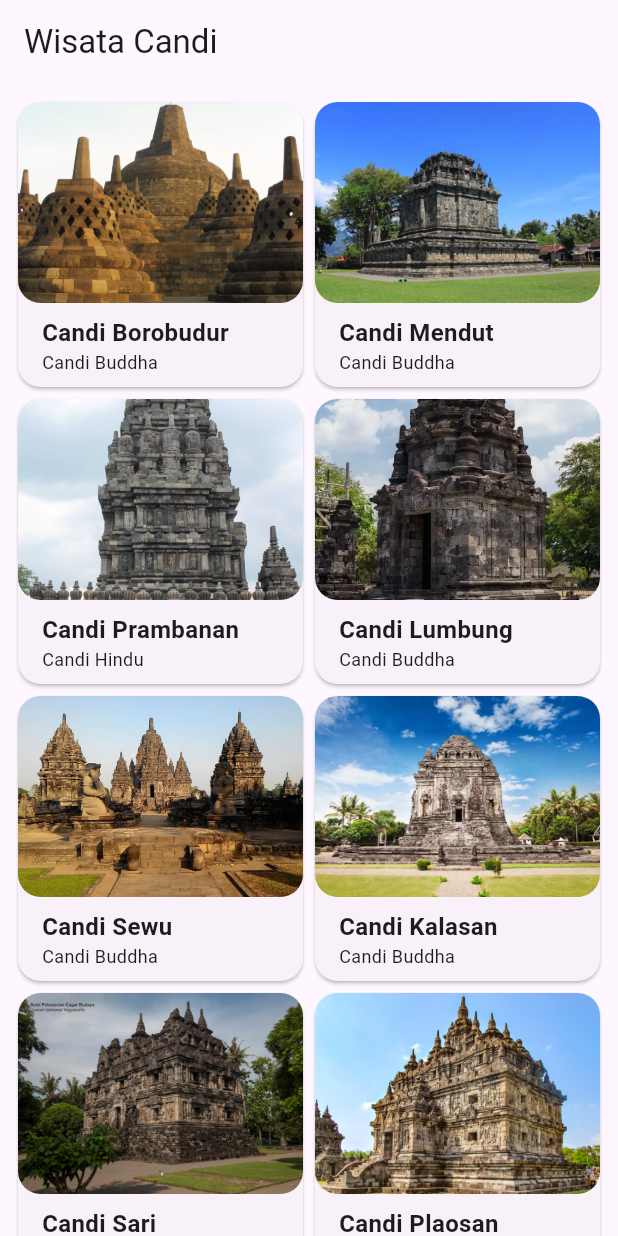
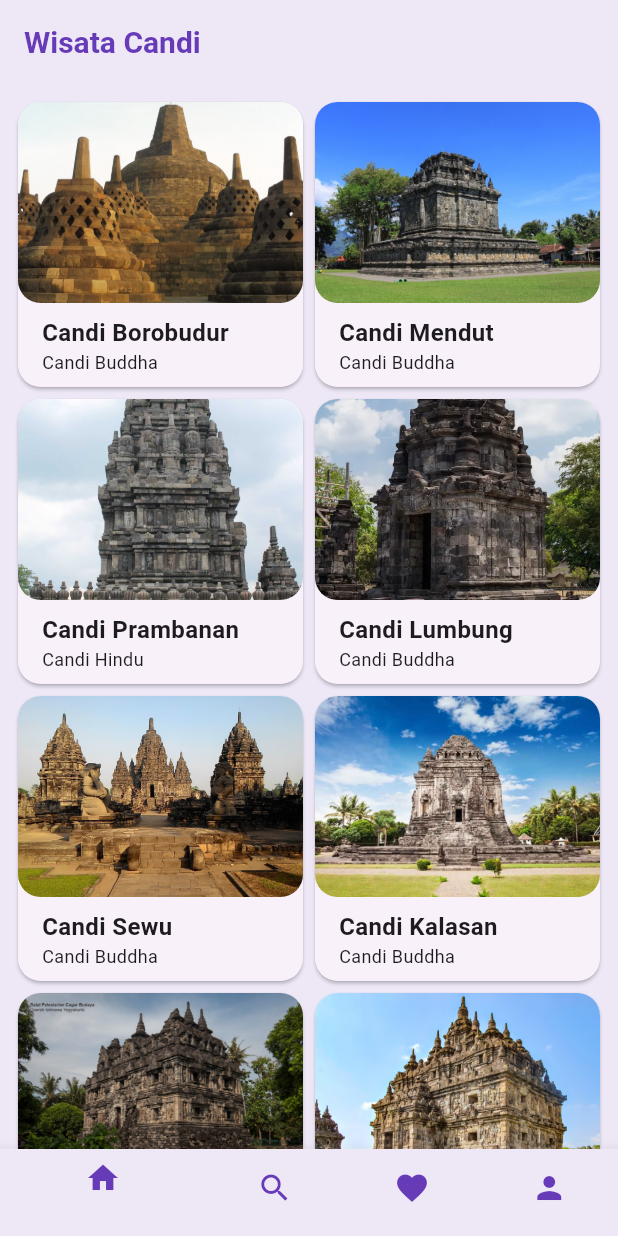
Before and after one commit to Mobile-Programming-MDP/materi-latihan-flutter-DanielWijayaa, a Flutter app: the screen it shows after launch, on a phone screen of 412 x 824 dp. Run offline on Flutter 3.47's test engine with Material 2 defaults, Android fonts, the phone set to English and light mode, and no system bars.

Commit message:
navbar&*Routing

```diff
--- a/wisata_candi/lib/main.dart
+++ b/wisata_candi/lib/main.dart
@@ -1,11 +1,13 @@
 import 'package:flutter/material.dart';
-import 'package:wisata_candi/data/candi_data.dart';
-import 'package:wisata_candi/screen/detail_screen.dart';
+import 'package:wisata_candi/screen/favorite_screen.dart';
 import 'package:wisata_candi/screen/home_screen.dart';
-// import 'package:wisata_candi/data/candi_data.dart';
-// import 'package:wisata_candi/screen/detail_screen.dart';
 import 'package:wisata_candi/screen/profile_screen.dart';
 import 'package:wisata_candi/screen/search_screen.dart';
+// import 'package:wisata_candi/screens/search_screen.dart';
+// import 'package:wisata_candi/screens/SignInScreen.dart';
+//import 'package:wisata_candi/data/candi_data.dart';
+// import 'package:wisata_candi/screens/profile_screen.dart';
+//import 'package:wisata_candi/screens/detail_screen.dart';
 
 void main() {
   runApp(const MyApp());
@@ -19,12 +21,85 @@
   Widget build(BuildContext context) {
     return MaterialApp(
       title: 'Wisata Candi',
+      debugShowCheckedModeBanner: false,
       theme: ThemeData(
-        colorScheme: ColorScheme.fromSeed(seedColor: Colors.deepPurple),
+        appBarTheme: const AppBarTheme(
+          iconTheme: IconThemeData(color: Colors.deepPurple),
+          titleTextStyle: TextStyle(
+            color: Colors.deepPurple,
+            fontSize: 20,
+            fontWeight: FontWeight.bold,
+          ),
+        ),
+        colorScheme:
+            ColorScheme.fromSeed(seedColor: Colors.deepPurple).copyWith(
+          primary: Colors.deepPurple,
+          surface: Colors.deepPurple[50],
+        ),
         useMaterial3: true,
+        // colorScheme: ColorScheme.fromSeed(seedColor: Colors.deepPurple),
+        // useMaterial3: true,
       ),
-      // home: DetailScreen(candi: candiList[0]),
-      home: HomeScreen(),
+      // home: SignInScreen(),
+      home: MainScreen(),
+      // home: HomeScreen(),
+      //home: DetailScreen(candi: candiList[0]),
     );
   }
 }
+
+class MainScreen extends StatefulWidget {
+  const MainScreen({super.key});
+
+  @override
+  State<MainScreen> createState() => _MainScreenState();
+}
+
+class _MainScreenState extends State<MainScreen> {
+  //TODO 1 DEKLARASIKAN VARIABEL
+  int _currentIndex = 0;
+  final List<Widget> _children = [
+    HomeScreen(),
+    SearchScreen(),
+    FavoriteScreen(),
+    ProfileScreen(),
+  ];
+  @override
+  Widget build(BuildContext context) {
+    return Scaffold(
+      //TODO 2 PROPERTI BODY
+      body: _children[_currentIndex],
+      bottomNavigationBar: Theme(
+        data: Theme.of(context).copyWith(
+          canvasColor: Colors.deepPurple[50],
+        ),
+        child: BottomNavigationBar(
+          currentIndex: _currentIndex,
+          onTap: (index) {
+            setState(() {
+              _currentIndex = index;
+            });
+          },
+          items: [
+            const BottomNavigationBarItem(
+              icon: Icon(Icons.home, color: Colors.deepPurple),
+              label: 'Home',
+            ),
+            BottomNavigationBarItem(
+              icon: Icon(Icons.search, color: Colors.deepPurple),
+              label: 'Search',
+            ),
+            BottomNavigationBarItem(
+              icon: Icon(Icons.favorite, color: Colors.deepPurple),
+              label: 'Favorite',
+            ),
+            BottomNavigationBarItem(
+              icon: Icon(Icons.person, color: Colors.deepPurple),
+              label: 'Profile',
+            ),
+          ],
+        ),
+      ),
+    );
+  }
+}
--- /dev/null
+++ b/wisata_candi/lib/screen/favorite_screen.dart
@@ -0,0 +1,15 @@
+import 'package:flutter/material.dart';
+
+class FavoriteScreen extends StatefulWidget {
+  const FavoriteScreen({super.key});
+
+  @override
+  State<FavoriteScreen> createState() => _FavoriteScreenState();
+}
+
+class _FavoriteScreenState extends State<FavoriteScreen> {
+  @override
+  Widget build(BuildContext context) {
+    return const Placeholder();
+  }
+}
```
